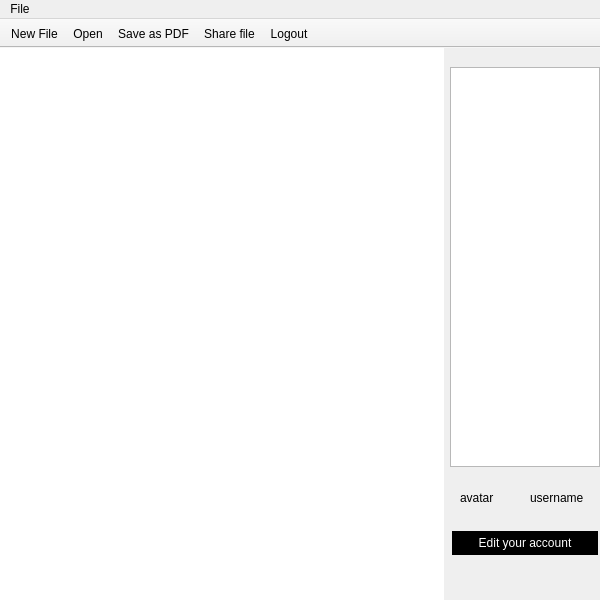
This is client/editor.ui in s267562/Live-Text-Editor as Qt 5 draws it before an edit. The edited form follows.
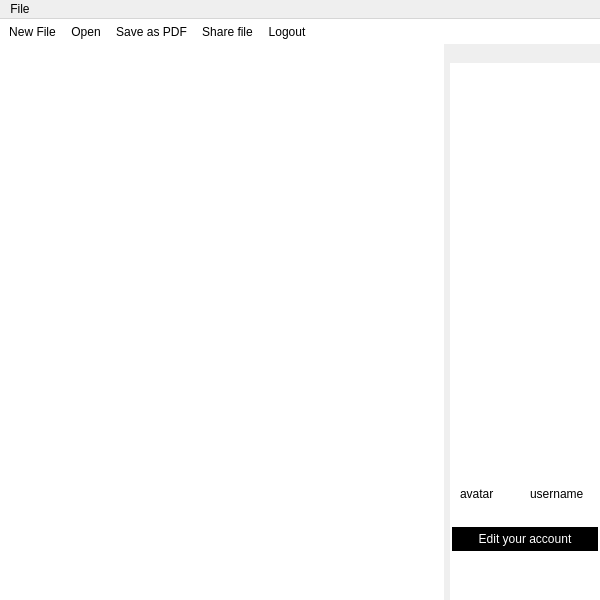
This is the edited form. Icons and pictures are not drawn.

The edit to the form file:
```diff
--- a/client/editor.ui
+++ b/client/editor.ui
@@ -46,11 +46,38 @@
    <property name="enabled">
     <bool>true</bool>
    </property>
+   <property name="minimumSize">
+    <size>
+     <width>0</width>
+     <height>0</height>
+    </size>
+   </property>
+   <property name="maximumSize">
+    <size>
+     <width>16777215</width>
+     <height>60</height>
+    </size>
+   </property>
    <property name="autoFillBackground">
     <bool>false</bool>
    </property>
    <property name="styleSheet">
-    <string notr="true">color: rgb(0, 0, 0);</string>
+    <string notr="true">QToolBar{
+border: none;
+background: rgb(255, 255, 255);
+}
+
+QToolButton:after{
+background-color: rgb(247, 245, 249);
+}
+
+QToolButton:hover{
+background-color: rgb(247, 245, 249);
+}
+
+QToolButton:focus{
+background-color: rgb(247, 245, 249);
+}</string>
    </property>
    <property name="movable">
     <bool>false</bool>
@@ -60,8 +87,8 @@
    </property>
    <property name="iconSize">
     <size>
-     <width>50</width>
-     <height>50</height>
+     <width>40</width>
+     <height>40</height>
     </size>
    </property>
    <property name="floatable">
@@ -101,6 +128,11 @@
    <property name="cursor">
     <cursorShape>ArrowCursor</cursorShape>
    </property>
+   <property name="styleSheet">
+    <string notr="true">border: none;
+background: rgb(255, 255, 255);
+</string>
+   </property>
    <property name="floating">
     <bool>false</bool>
    </property>
```
Left out of the diff: 2 changed lines with no effect on the pictures.
